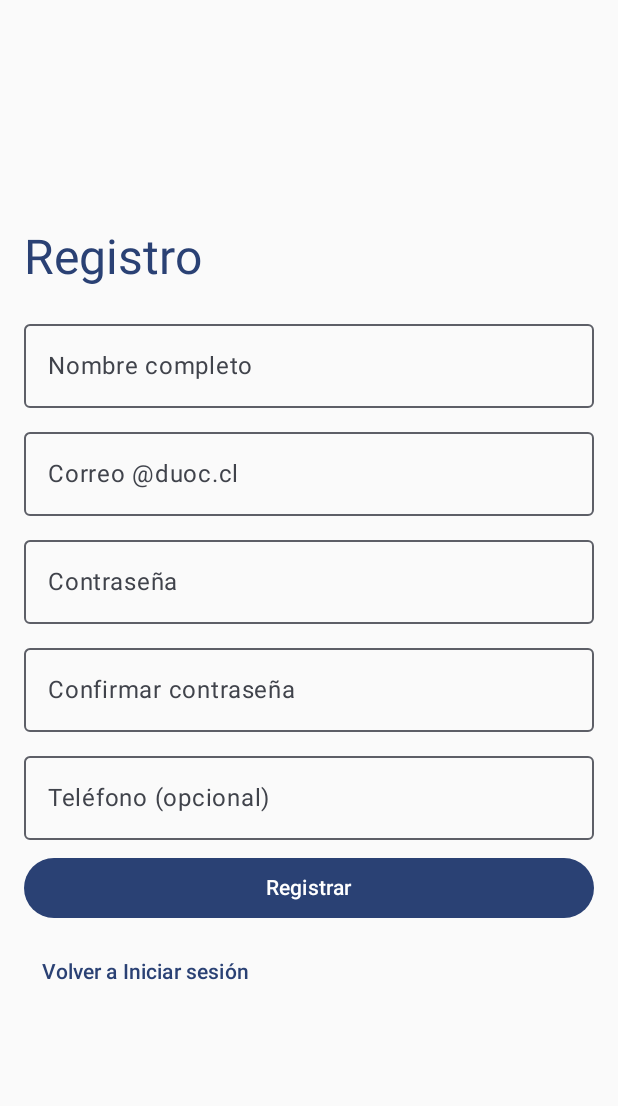
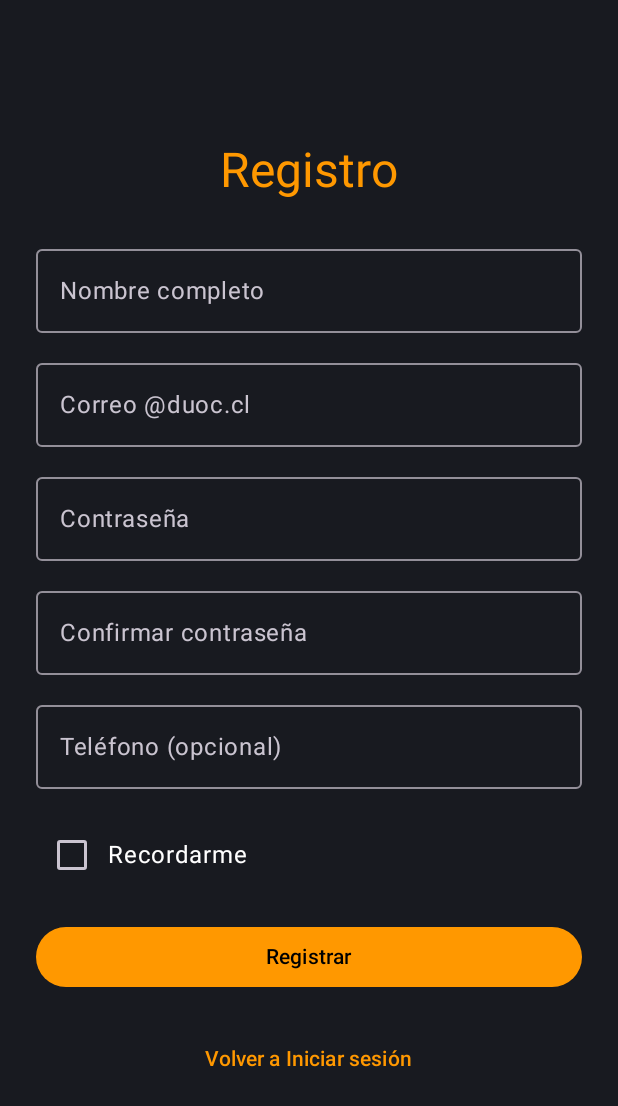
Before and after one commit to pau-rcr/Roll-and-Code, an Android app built with Jetpack Compose: the screen it shows after launch (MainActivity), after a tap on "Regístrate", on a phone screen of 412 x 824 dp. Shown: the top 1106 px of the screen. Run offline under Robolectric (Android 15) with nearby library versions, the phone set to English and light mode, and no system bars; our stand-ins replace Room's generated code; 1 other tap on this screen came first.

Commit message:
Actualizado build.gradle Agregada Navegación Agregada pantalla de perfil con camara Agregada pantalla de mis juegos y sus progresos Agregada pantalla de Juegos de la tienda con características básicas Actualizado el tema de la aplicación Actualizado el log in para mas cohesion con el tema Actualizado el register para mas cohesion con el tema Actualizado el MainActivity con todos los cambios Agregado MenuShellView para el orden de navegación

```diff
--- a/app/build.gradle.kts
+++ b/app/build.gradle.kts
@@ -43,6 +43,7 @@ android {
 dependencies {
     // Room
     implementation("androidx.room:room-runtime:2.6.1")
+    implementation(libs.androidx.compose.runtime.saveable)
     kapt("androidx.room:room-compiler:2.6.1")
     implementation("androidx.room:room-ktx:2.6.1")
     implementation("androidx.navigation:navigation-compose:2.7.7")
--- a/app/src/main/java/com/example/rollandcode/MainActivity.kt
+++ b/app/src/main/java/com/example/rollandcode/MainActivity.kt
@@ -3,24 +3,9 @@ package com.example.rollandcode
 import android.os.Bundle
 import androidx.activity.ComponentActivity
 import androidx.activity.compose.setContent
-import androidx.activity.enableEdgeToEdge
-import androidx.compose.foundation.layout.fillMaxSize
-import androidx.compose.foundation.layout.padding
-import androidx.compose.material3.Scaffold
-import androidx.compose.material3.Text
-import androidx.compose.runtime.Composable
-import androidx.compose.ui.Modifier
-import androidx.compose.ui.tooling.preview.Preview
 import com.example.rollandcode.ui.theme.RollandCodeTheme
-
-import androidx.navigation.compose.NavHost
-import androidx.navigation.compose.composable
 import androidx.navigation.compose.rememberNavController
-import com.example.rollandcode.ui.screens.HomeScreen
-import com.example.rollandcode.ui.screens.LoginScreen
-import com.example.rollandcode.ui.screens.RegisterScreen
-import com.example.rollandcode.ui.screens.SplashScreen
-import com.example.rollandcode.ui.theme.RollandCodeTheme
+import com.example.rollandcode.navigation.AppNav
 
 class MainActivity : ComponentActivity() {
     override fun onCreate(savedInstanceState: Bundle?) {
@@ -28,18 +13,7 @@ class MainActivity : ComponentActivity() {
         setContent {
             RollandCodeTheme {
                 val navController = rememberNavController()
-                NavHost(navController = navController, startDestination = "splash") {
-                    composable("splash") { SplashScreen(navController) }
-                    composable("login") { LoginScreen(navController) }
-                    composable("register") { RegisterScreen(navController) }
-                    composable("home/{userName}") { backStackEntry ->
-                        HomeScreen(
-                            userName = backStackEntry.arguments?.getString("userName") ?: "",
-                            navController = navController
-                        )
-                    }
-
-                }
+                AppNav(navController = navController)
             }
         }
     }
--- /dev/null
+++ b/app/src/main/java/com/example/rollandcode/navigation/AppNav.kt
@@ -0,0 +1,30 @@
+package com.example.rollandcode.navigation
+
+import androidx.compose.runtime.Composable
+import androidx.navigation.NavHostController
+import androidx.navigation.compose.NavHost
+import androidx.navigation.compose.composable
+import com.example.rollandcode.ui.screens.LoginScreen
+import com.example.rollandcode.ui.screens.RegisterScreen
+import com.example.rollandcode.ui.screens.SplashScreen
+import com.example.rollandcode.ui.screens.MenuShellView
+
+@Composable
+fun AppNav(navController: NavHostController) {
+    NavHost(navController = navController, startDestination = "splash") {
+        composable("splash") {
+            SplashScreen(navController = navController)
+        }
+        composable("login") {
+            LoginScreen(navController = navController)
+        }
+        composable("register") {
+            RegisterScreen(navController = navController)
+        }
+        composable("home/{userName}/{userEmail}") { backStackEntry ->
+            val userName = backStackEntry.arguments?.getString("userName") ?: ""
+            val userEmail = backStackEntry.arguments?.getString("userEmail") ?: ""
+            MenuShellView(userName = userName, userEmail = userEmail, navController = navController)
+        }
+    }
+}
--- a/app/src/main/java/com/example/rollandcode/ui/screens/LoginScreen.kt
+++ b/app/src/main/java/com/example/rollandcode/ui/screens/LoginScreen.kt
@@ -1,13 +1,13 @@
 package com.example.rollandcode.ui.screens
 
+import androidx.compose.foundation.background
 import androidx.compose.foundation.layout.*
 import androidx.compose.foundation.text.KeyboardOptions
 import androidx.compose.material3.*
+import androidx.compose.material3.OutlinedTextField
 import androidx.compose.runtime.*
 import androidx.compose.ui.Modifier
 import androidx.compose.ui.text.input.KeyboardType
-import androidx.compose.ui.text.input.PasswordVisualTransformation
-import androidx.compose.ui.text.input.VisualTransformation
 import androidx.compose.ui.unit.dp
 import androidx.navigation.NavController
 import androidx.compose.material3.Checkbox
@@ -30,22 +30,26 @@ fun LoginScreen(navController: NavController) {
     var passwordError by remember { mutableStateOf(false) }
 
     fun validate() : Boolean {
-        var valid = true
         emailError = !android.util.Patterns.EMAIL_ADDRESS.matcher(email).matches()
         passwordError = password.length < 6
-        if(emailError || passwordError) valid = false
-        return valid
+        return !(emailError || passwordError)
     }
 
     Column(
         modifier = Modifier
             .fillMaxSize()
+            .background(MaterialTheme.colorScheme.background)
             .padding(16.dp),
         verticalArrangement = Arrangement.Center
     ) {
-        Text("Iniciar sesión", style = MaterialTheme.typography.headlineLarge, color=MaterialTheme.colorScheme.primary)
+        Text(
+            "Iniciar sesión",
+            style = MaterialTheme.typography.headlineLarge,
+            color = MaterialTheme.colorScheme.primary,
+            modifier = Modifier.align(Alignment.CenterHorizontally)
+        )
 
-        Spacer(Modifier.height(16.dp))
+        Spacer(Modifier.height(24.dp))
 
         OutlinedTextField(
             value = email,
@@ -55,35 +59,39 @@ fun LoginScreen(navController: NavController) {
             keyboardOptions = KeyboardOptions(keyboardType = KeyboardType.Email),
             modifier = Modifier.fillMaxWidth()
         )
+
         if (emailError) Text("Correo inválido", color = MaterialTheme.colorScheme.error)
 
-        Spacer(Modifier.height(8.dp))
+        Spacer(Modifier.height(12.dp))
 
         OutlinedTextField(
             value = password,
             onValueChange = { password = it },
             label = { Text("Contraseña") },
             isError = passwordError,
-            visualTransformation = PasswordVisualTransformation(),
+            keyboardOptions = KeyboardOptions(keyboardType = KeyboardType.Password),
             modifier = Modifier.fillMaxWidth()
         )
+
         if (passwordError) Text("Contraseña debe tener al menos 6 caracteres", color = MaterialTheme.colorScheme.error)
 
-        Spacer(Modifier.height(8.dp))
+        Spacer(Modifier.height(12.dp))
 
         Row(verticalAlignment = Alignment.CenterVertically) {
             Checkbox(checked = rememberMe, onCheckedChange = { rememberMe = it })
-            Text("Recordar sesión")
+            Text("Recordar sesión", color = MaterialTheme.colorScheme.onBackground)
         }
 
-        Spacer(Modifier.height(16.dp))
+        Spacer(Modifier.height(20.dp))
 
         Button(
             onClick = {
                 coroutineScope.launch {
                     val user = db.userDao().login(email, password)
                     if (user != null) {
-                        navController.navigate("home/${user.name}") {
+                        val userNameSafe = java.net.URLEncoder.encode(user.name, "utf-8")
+                        val userEmailSafe = java.net.URLEncoder.encode(user.email, "utf-8")
+                        navController.navigate("home/${userNameSafe}/${userEmailSafe}") {
                             popUpTo("login") { inclusive = true }
                         }
                     } else {
@@ -96,19 +104,21 @@ fun LoginScreen(navController: NavController) {
             Text("Ingresar")
         }
         if (loginError.isNotEmpty()) {
+            Spacer(modifier = Modifier.height(12.dp))
             Text(
                 text = loginError,
                 color = MaterialTheme.colorScheme.error,
                 style = MaterialTheme.typography.bodyMedium
             )
         }
-        Spacer(modifier = Modifier.height(8.dp))
+
+        Spacer(modifier = Modifier.height(16.dp))
 
         Row(
             modifier = Modifier.fillMaxWidth(),
             horizontalArrangement = Arrangement.Center
         ) {
-            Text("¿No tienes cuenta?")
+            Text("¿No tienes cuenta?", color = MaterialTheme.colorScheme.onBackground)
             TextButton(onClick = { navController.navigate("register") }) {
                 Text("Regístrate", color = MaterialTheme.colorScheme.primary)
             }
--- a/app/src/main/java/com/example/rollandcode/ui/screens/RegisterScreen.kt
+++ b/app/src/main/java/com/example/rollandcode/ui/screens/RegisterScreen.kt
@@ -1,5 +1,6 @@
 package com.example.rollandcode.ui.screens
 
+import androidx.compose.foundation.background
 import androidx.compose.foundation.layout.*
 import androidx.compose.foundation.text.KeyboardOptions
 import androidx.compose.material3.*
@@ -10,8 +11,8 @@ import androidx.compose.ui.text.input.PasswordVisualTransformation
 import androidx.compose.ui.unit.dp
 import androidx.navigation.NavController
 import androidx.compose.material3.Checkbox
+import androidx.compose.ui.Alignment
 import androidx.compose.ui.platform.LocalContext
-import androidx.lifecycle.viewmodel.compose.viewModel
 import com.example.rollandcode.data.User
 import com.example.rollandcode.data.AppDatabase
 import kotlinx.coroutines.launch
@@ -33,25 +34,31 @@ fun RegisterScreen(navController: NavController) {
     var passwordError by remember { mutableStateOf(false) }
     var confirmPassError by remember { mutableStateOf(false) }
 
-    fun validate() : Boolean {
+    fun validate(): Boolean {
         var valid = true
         nameError = name.isBlank()
         emailError = !android.util.Patterns.EMAIL_ADDRESS.matcher(email).matches() || !email.endsWith("@duoc.cl")
         passwordError = password.length < 6
         confirmPassError = password != confirmPassword
-        if(nameError || emailError || passwordError || confirmPassError) valid = false
+        if (nameError || emailError || passwordError || confirmPassError) valid = false
         return valid
     }
 
     Column(
         modifier = Modifier
             .fillMaxSize()
-            .padding(16.dp),
-        verticalArrangement = Arrangement.Center
+            .background(MaterialTheme.colorScheme.background)
+            .padding(24.dp),
+        verticalArrangement = Arrangement.Center,
+        horizontalAlignment = Alignment.CenterHorizontally
     ) {
-        Text("Registro", style = MaterialTheme.typography.headlineLarge, color=MaterialTheme.colorScheme.primary)
+        Text(
+            text = "Registro",
+            style = MaterialTheme.typography.headlineLarge,
+            color = MaterialTheme.colorScheme.primary
+        )
 
-        Spacer(Modifier.height(16.dp))
+        Spacer(Modifier.height(24.dp))
 
         OutlinedTextField(
             value = name,
@@ -60,9 +67,9 @@ fun RegisterScreen(navController: NavController) {
             isError = nameError,
             modifier = Modifier.fillMaxWidth()
         )
-        if(nameError) Text("El nombre no puede estar vacío", color = MaterialTheme.colorScheme.error)
+        if (nameError) Text("El nombre no puede estar vacío", color = MaterialTheme.colorScheme.error, style = MaterialTheme.typography.bodySmall)
 
-        Spacer(Modifier.height(8.dp))
+        Spacer(Modifier.height(12.dp))
 
         OutlinedTextField(
             value = email,
@@ -72,9 +79,9 @@ fun RegisterScreen(navController: NavController) {
             keyboardOptions = KeyboardOptions(keyboardType = KeyboardType.Email),
             modifier = Modifier.fillMaxWidth()
         )
-        if(emailError) Text("Correo inválido o no es @duoc.cl", color = MaterialTheme.colorScheme.error)
+        if (emailError) Text("Correo inválido o no termina en @duoc.cl", color = MaterialTheme.colorScheme.error, style = MaterialTheme.typography.bodySmall)
 
-        Spacer(Modifier.height(8.dp))
+        Spacer(Modifier.height(12.dp))
 
         OutlinedTextField(
             value = password,
@@ -84,9 +91,9 @@ fun RegisterScreen(navController: NavController) {
             visualTransformation = PasswordVisualTransformation(),
             modifier = Modifier.fillMaxWidth()
         )
-        if(passwordError) Text("Debe tener al menos 6 caracteres", color = MaterialTheme.colorScheme.error)
+        if (passwordError) Text("Debe tener al menos 6 caracteres", color = MaterialTheme.colorScheme.error, style = MaterialTheme.typography.bodySmall)
 
-        Spacer(Modifier.height(8.dp))
+        Spacer(Modifier.height(12.dp))
 
         OutlinedTextField(
             value = confirmPassword,
@@ -96,9 +103,9 @@ fun RegisterScreen(navController: NavController) {
             visualTransformation = PasswordVisualTransformation(),
             modifier = Modifier.fillMaxWidth()
         )
-        if(confirmPassError) Text("Las contraseñas no coinciden", color = MaterialTheme.colorScheme.error)
+        if (confirmPassError) Text("Las contraseñas no coinciden", color = MaterialTheme.colorScheme.error, style = MaterialTheme.typography.bodySmall)
 
-        Spacer(Modifier.height(8.dp))
+        Spacer(Modifier.height(12.dp))
 
         OutlinedTextField(
             value = phone,
@@ -108,11 +115,24 @@ fun RegisterScreen(navController: NavController) {
             modifier = Modifier.fillMaxWidth()
         )
 
-        Spacer(Modifier.height(8.dp))
+        Spacer(Modifier.height(20.dp))
+
+        Row(
+            Modifier.fillMaxWidth(),
+            verticalAlignment = Alignment.CenterVertically
+        ) {
+            Checkbox(
+                checked = rememberMe,
+                onCheckedChange = { rememberMe = it }
+            )
+            Text("Recordarme", color = MaterialTheme.colorScheme.onBackground)
+        }
+
+        Spacer(Modifier.height(20.dp))
 
         Button(
             onClick = {
-                if(validate()) {
+                if (validate()) {
                     coroutineScope.launch {
                         val existing = db.userDao().getUserByEmail(email)
                         if (existing == null) {
@@ -129,6 +149,7 @@ fun RegisterScreen(navController: NavController) {
             Text("Registrar")
         }
         if (registerError.isNotEmpty()) {
+            Spacer(Modifier.height(12.dp))
             Text(
                 text = registerError,
                 color = MaterialTheme.colorScheme.error,
@@ -136,8 +157,7 @@ fun RegisterScreen(navController: NavController) {
             )
         }
 
-
-        Spacer(Modifier.height(8.dp))
+        Spacer(Modifier.height(20.dp))
 
         TextButton(onClick = { navController.navigate("login") }) {
             Text("Volver a Iniciar sesión", color = MaterialTheme.colorScheme.primary)
--- /dev/null
+++ b/app/src/main/java/com/example/rollandcode/ui/theme/Shapes.kt
@@ -0,0 +1,11 @@
+package com.example.rollandcode.ui.theme
+
+import androidx.compose.foundation.shape.RoundedCornerShape
+import androidx.compose.material3.Shapes
+import androidx.compose.ui.unit.dp
+
+val CustomShapes = Shapes(
+    small = RoundedCornerShape(4.dp),
+    medium = RoundedCornerShape(12.dp),
+    large = RoundedCornerShape(24.dp)
+)
--- a/app/src/main/java/com/example/rollandcode/ui/theme/Theme.kt
+++ b/app/src/main/java/com/example/rollandcode/ui/theme/Theme.kt
@@ -1,58 +1,31 @@
 package com.example.rollandcode.ui.theme
 
-import android.app.Activity
-import android.os.Build
-import androidx.compose.foundation.isSystemInDarkTheme
 import androidx.compose.material3.MaterialTheme
+import androidx.compose.material3.Shapes
 import androidx.compose.material3.darkColorScheme
-import androidx.compose.material3.dynamicDarkColorScheme
-import androidx.compose.material3.dynamicLightColorScheme
-import androidx.compose.material3.lightColorScheme
 import androidx.compose.runtime.Composable
-import androidx.compose.ui.platform.LocalContext
+import androidx.compose.ui.graphics.Color
 
-private val DarkColorScheme = darkColorScheme(
-    primary = Purple80,
-    secondary = PurpleGrey80,
-    tertiary = Pink80
-)
+val Orange = Color(0xFFFF9800)
+val DarkBackground = Color(0xFF181A20)
 
-private val LightColorScheme = lightColorScheme(
-    primary = Purple40,
-    secondary = PurpleGrey40,
-    tertiary = Pink40
-
-    /* Other default colors to override
-    background = Color(0xFFFFFBFE),
-    surface = Color(0xFFFFFBFE),
-    onPrimary = Color.White,
-    onSecondary = Color.White,
-    onTertiary = Color.White,
-    onBackground = Color(0xFF1C1B1F),
-    onSurface = Color(0xFF1C1B1F),
-    */
+private val DarkColors = darkColorScheme(
+    primary = Orange,
+    onPrimary = Color.Black,
+    secondary = Orange,
+    tertiary = Orange,
+    background = DarkBackground,
+    surface = DarkBackground,
+    onBackground = Color.White,
+    onSurface = Color.White,
 )
 
 @Composable
-fun RollandCodeTheme(
-    darkTheme: Boolean = isSystemInDarkTheme(),
-    // Dynamic color is available on Android 12+
-    dynamicColor: Boolean = true,
-    content: @Composable () -> Unit
-) {
-    val colorScheme = when {
-        dynamicColor && Build.VERSION.SDK_INT >= Build.VERSION_CODES.S -> {
-            val context = LocalContext.current
-            if (darkTheme) dynamicDarkColorScheme(context) else dynamicLightColorScheme(context)
-        }
-
-        darkTheme -> DarkColorScheme
-        else -> LightColorScheme
-    }
-
+fun RollandCodeTheme(content: @Composable () -> Unit) {
     MaterialTheme(
-        colorScheme = colorScheme,
+        colorScheme = DarkColors,
         typography = Typography,
+        shapes = CustomShapes,         // mis shapes
         content = content
     )
 }
--- a/gradle/libs.versions.toml
+++ b/gradle/libs.versions.toml
@@ -8,6 +8,7 @@ espressoCore = "3.7.0"
 lifecycleRuntimeKtx = "2.9.4"
 activityCompose = "1.11.0"
 composeBom = "2024.09.00"
+runtimeSaveable = "1.9.4"
 
 [libraries]
 androidx-core-ktx = { group = "androidx.core", name = "core-ktx", version.ref = "coreKtx" }
@@ -24,6 +25,7 @@ androidx-compose-ui-tooling-preview = { group = "androidx.compose.ui", name = "u
 androidx-compose-ui-test-manifest = { group = "androidx.compose.ui", name = "ui-test-manifest" }
 androidx-compose-ui-test-junit4 = { group = "androidx.compose.ui", name = "ui-test-junit4" }
 androidx-compose-material3 = { group = "androidx.compose.material3", name = "material3" }
+androidx-compose-runtime-saveable = { group = "androidx.compose.runtime", name = "runtime-saveable", version.ref = "runtimeSaveable" }
 
 [plugins]
 android-application = { id = "com.android.application", version.ref = "agp" }
```
Also changed, not shown: app/src/main/java/com/example/rollandcode/data/Game.kt (added, +8 -0 lines), app/src/main/java/com/example/rollandcode/data/UserGame.kt (added, +9 -0 lines), app/src/main/java/com/example/rollandcode/ui/screens/GamesScreen.kt (added, +81 -0 lines), app/src/main/java/com/example/rollandcode/ui/screens/HomeScreen.kt (deleted, +0 -48 lines), app/src/main/java/com/example/rollandcode/ui/screens/MenuShellView.kt (added, +59 -0 lines), app/src/main/java/com/example/rollandcode/ui/screens/MyGameScreen.kt (added, +66 -0 lines), app/src/main/java/com/example/rollandcode/ui/screens/ProfileScreen.kt (added, +70 -0 lines).
